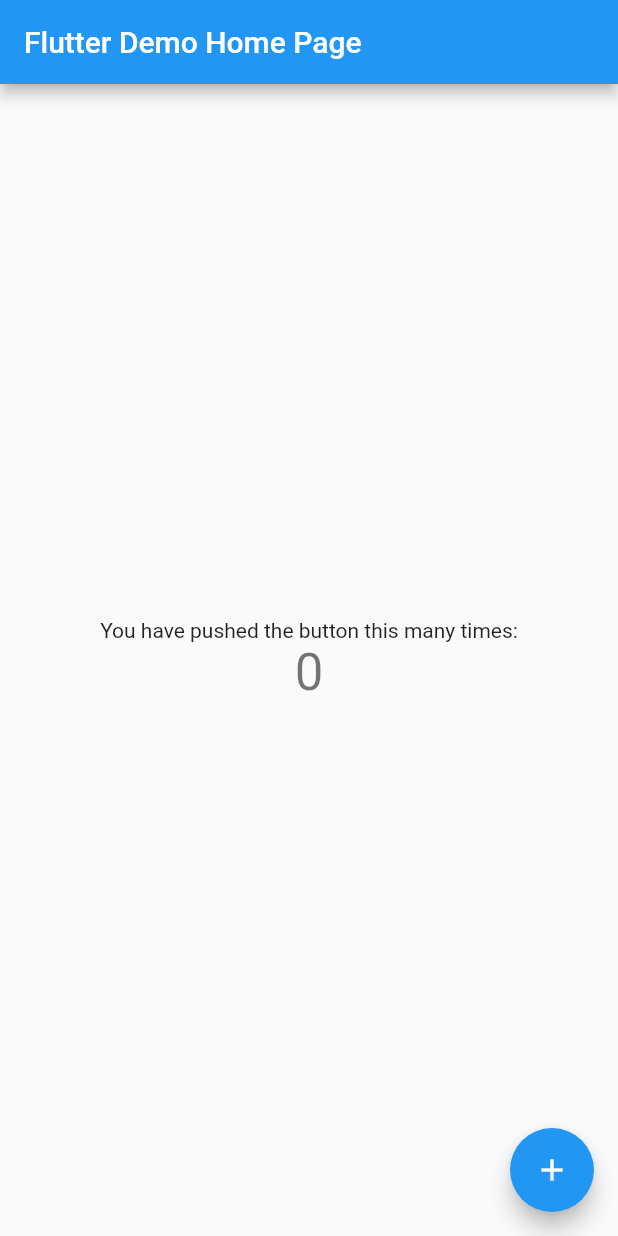
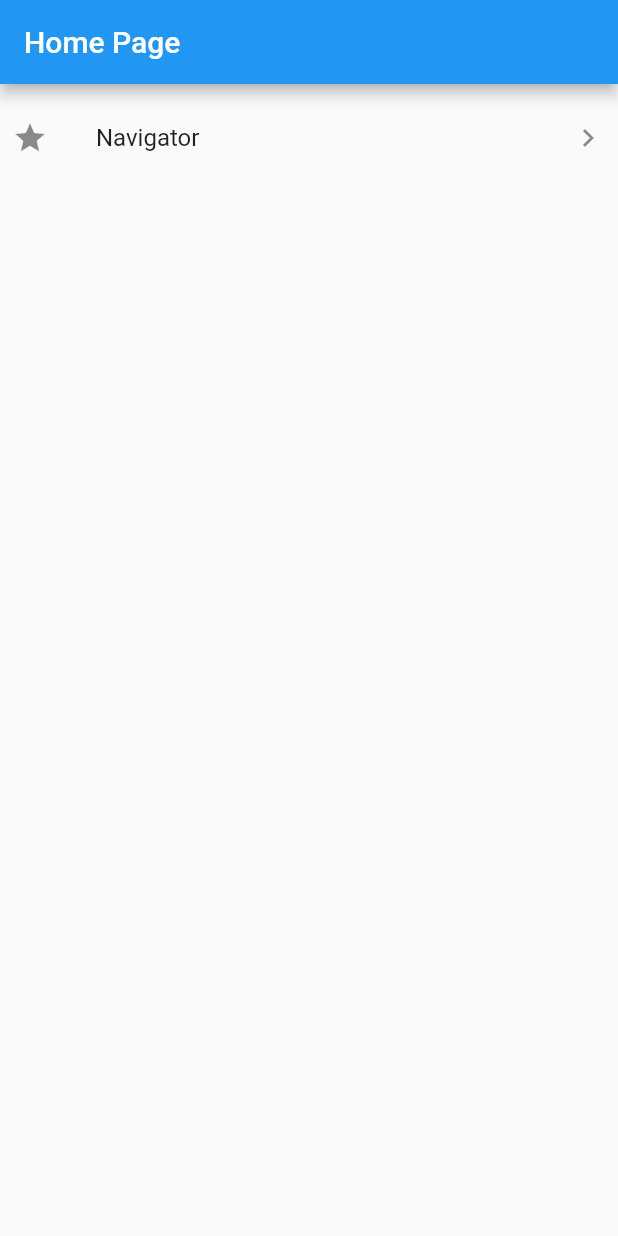
Before and after one commit to Alexkaer/flutter_routes, a Flutter app: the screen it shows after launch, on a phone screen of 412 x 824 dp. Run offline on Flutter 3.47's test engine with Material 2 defaults, Android fonts, the phone set to English and light mode, and no system bars.

Commit message:
add navigator demo

```diff
--- a/lib/main.dart
+++ b/lib/main.dart
@@ -1,4 +1,8 @@
 import 'package:flutter/material.dart';
+import './navigator/page_one.dart';
+import './navigator/page_two.dart';
+import './navigator/page_three.dart';
+import './navigator/page_params.dart';
 
 void main() => runApp(MyApp());
 
@@ -7,105 +11,44 @@ class MyApp extends StatelessWidget {
   @override
   Widget build(BuildContext context) {
     return MaterialApp(
-      title: 'Flutter Demo',
-      theme: ThemeData(
-        // This is the theme of your application.
-        //
-        // Try running your application with "flutter run". You'll see the
-        // application has a blue toolbar. Then, without quitting the app, try
-        // changing the primarySwatch below to Colors.green and then invoke
-        // "hot reload" (press "r" in the console where you ran "flutter run",
-        // or simply save your changes to "hot reload" in a Flutter IDE).
-        // Notice that the counter didn't reset back to zero; the application
-        // is not restarted.
-        primarySwatch: Colors.blue,
-      ),
-      home: MyHomePage(title: 'Flutter Demo Home Page'),
+      title: 'Home Page',
+      theme: ThemeData.light(),
+      home: MyHomePage('Home Page'),
+      routes: {
+        'page_two': (context) => NavigatorPageTwo(),
+        'page_three': (context) => NavigatorPageThree(),
+        'page_params': (context) => PageWithParams(),
+        'page_one': (context) => NavigatorPageOne(),
+      },
     );
   }
 }
 
-class MyHomePage extends StatefulWidget {
-  MyHomePage({Key key, this.title}) : super(key: key);
-
-  // This widget is the home page of your application. It is stateful, meaning
-  // that it has a State object (defined below) that contains fields that affect
-  // how it looks.
-
-  // This class is the configuration for the state. It holds the values (in this
-  // case the title) provided by the parent (in this case the App widget) and
-  // used by the build method of the State. Fields in a Widget subclass are
-  // always marked "final".
-
+class MyHomePage extends StatelessWidget {
   final String title;
 
-  @override
-  _MyHomePageState createState() => _MyHomePageState();
-}
-
-class _MyHomePageState extends State<MyHomePage> {
-  int _counter = 0;
-
-  void _incrementCounter() {
-    setState(() {
-      // This call to setState tells the Flutter framework that something has
-      // changed in this State, which causes it to rerun the build method below
-      // so that the display can reflect the updated values. If we changed
-      // _counter without calling setState(), then the build method would not be
-      // called again, and so nothing would appear to happen.
-      _counter++;
-    });
-  }
+  MyHomePage(this.title);
 
   @override
   Widget build(BuildContext context) {
-    // This method is rerun every time setState is called, for instance as done
-    // by the _incrementCounter method above.
-    //
-    // The Flutter framework has been optimized to make rerunning build methods
-    // fast, so that you can just rebuild anything that needs updating rather
-    // than having to individually change instances of widgets.
     return Scaffold(
       appBar: AppBar(
-        // Here we take the value from the MyHomePage object that was created by
-        // the App.build method, and use it to set our appbar title.
-        title: Text(widget.title),
+        title: Text('Home Page'),
       ),
-      body: Center(
-        // Center is a layout widget. It takes a single child and positions it
-        // in the middle of the parent.
-        child: Column(
-          // Column is also layout widget. It takes a list of children and
-          // arranges them vertically. By default, it sizes itself to fit its
-          // children horizontally, and tries to be as tall as its parent.
-          //
-          // Invoke "debug painting" (press "p" in the console, choose the
-          // "Toggle Debug Paint" action from the Flutter Inspector in Android
-          // Studio, or the "Toggle Debug Paint" command in Visual Studio Code)
-          // to see the wireframe for each widget.
-          //
-          // Column has various properties to control how it sizes itself and
-          // how it positions its children. Here we use mainAxisAlignment to
-          // center the children vertically; the main axis here is the vertical
-          // axis because Columns are vertical (the cross axis would be
-          // horizontal).
-          mainAxisAlignment: MainAxisAlignment.center,
-          children: <Widget>[
-            Text(
-              'You have pushed the button this many times:',
-            ),
-            Text(
-              '$_counter',
-              style: Theme.of(context).textTheme.display1,
-            ),
-          ],
-        ),
+      body: ListView(
+        children: <Widget>[
+          ListTile(
+            title: Text('Navigator'),
+            contentPadding: const EdgeInsets.all(8.0),
+            trailing: Icon(Icons.navigate_next),
+            leading: Icon(Icons.star),
+            onTap: () =>
+                Navigator.of(context).push(
+                    MaterialPageRoute(builder: (context) => NavigatorPageOne(),
+                        settings: RouteSettings(name: 'page_one'))),
+          ),
+        ],
       ),
-      floatingActionButton: FloatingActionButton(
-        onPressed: _incrementCounter,
-        tooltip: 'Increment',
-        child: Icon(Icons.add),
-      ), // This trailing comma makes auto-formatting nicer for build methods.
     );
   }
 }
```
Also changed, not shown: lib/navigator/page_one.dart (added, +50 -0 lines), lib/navigator/page_params.dart (added, +21 -0 lines), lib/navigator/page_three.dart (added, +17 -0 lines), lib/navigator/page_two.dart (added, +16 -0 lines).
